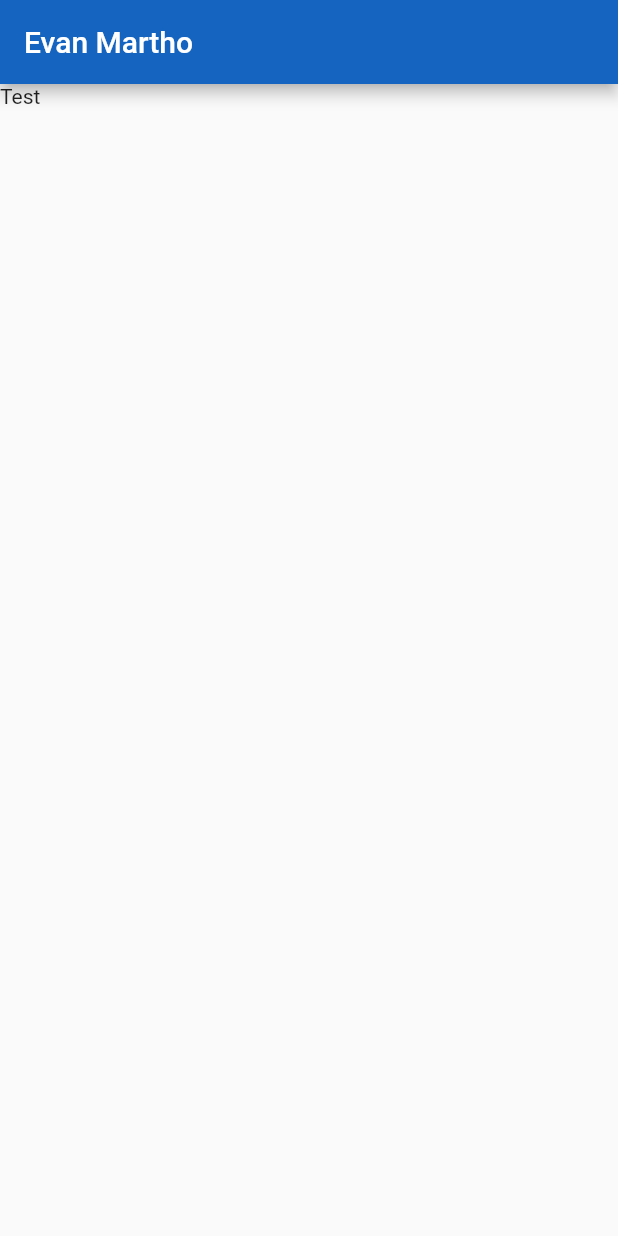
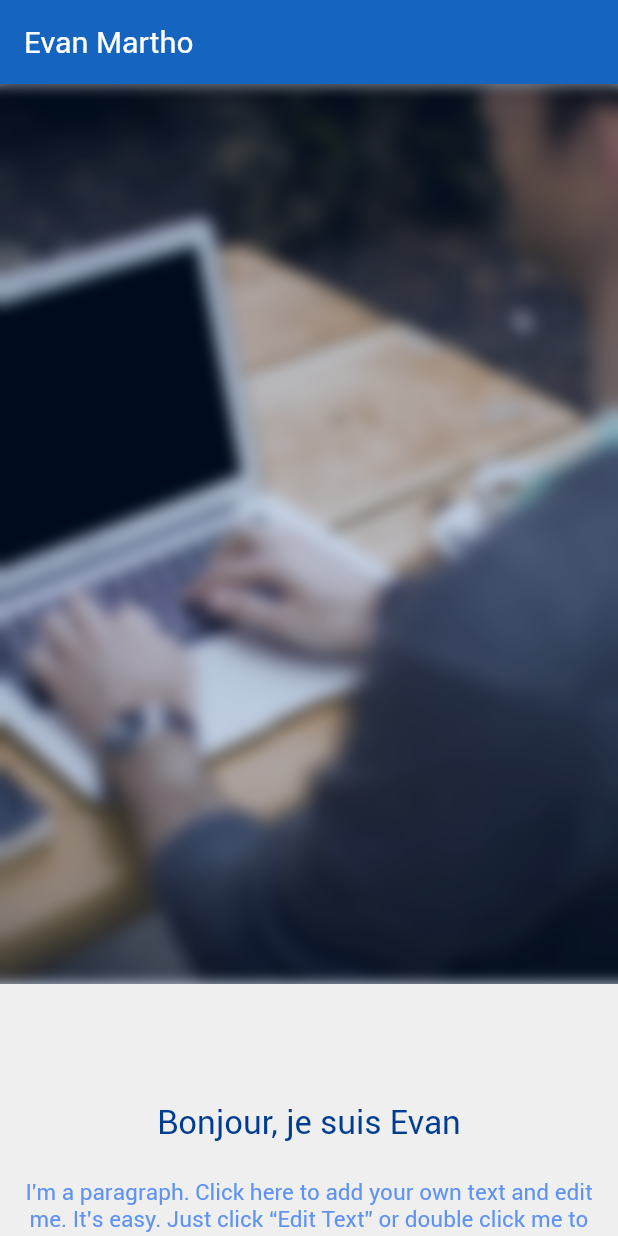
Before and after one commit to MayuriXx/CV_Website_V1, a Flutter app: the screen it shows after launch, on a phone screen of 412 x 824 dp. Run offline on Flutter 3.47's test engine with Material 2 defaults, Android fonts, the phone set to English and light mode, and no system bars.

Commit message:
feat : add container with picture and presentation

```diff
--- a/lib/theme/theme.dart
+++ b/lib/theme/theme.dart
@@ -1,15 +1,14 @@
 import 'package:flutter/material.dart';
 
+class CVColors {
+  static Color bluePrimaryColor = Color(0xFF1565c0);
+  static Color bluePrimaryColorLight = Color(0xFF5e92f3);
+  static Color bluePrimaryColorDark = Color(0xFF003c8f);
 
-const bluePrimaryColor = const Color(0xFF1565c0);
-const bluePrimaryColorLight = const Color(0xFF5e92f3);
-const bluePrimaryColorDark = const Color(0xFF003c8f);
+  static Color greySecondaryColor = Color(0xFFbdbdbd);
+  static Color greySecondaryColorLight = Color(0xFFefefef);
+  static Color greySecondaryColorDark = Color(0xFF8d8d8d);
 
-const greySecondaryColor = const Color(0xFFbdbdbd);
-const greySecondaryColorLight = const Color(0xFFefefef);
-const greySecondaryColorDark = const Color(0xFF8d8d8d);
-
-class CVColors {
   static final ThemeData defaultTheme = _buildTheme();
 
   static ThemeData _buildTheme() {
@@ -18,12 +17,10 @@ class CVColors {
     return base.copyWith(
       accentColor: greySecondaryColor,
       accentColorBrightness: Brightness.dark,
-
       primaryColor: bluePrimaryColor,
       primaryColorDark: bluePrimaryColorDark,
       primaryColorLight: bluePrimaryColorLight,
       primaryColorBrightness: Brightness.dark,
-
       buttonTheme: base.buttonTheme.copyWith(
         buttonColor: greySecondaryColor,
         textTheme: ButtonTextTheme.primary,
--- a/lib/view/homeview/home_view.dart
+++ b/lib/view/homeview/home_view.dart
@@ -1,4 +1,7 @@
+import 'dart:ui';
+
 import 'package:flutter/material.dart';
+import 'package:my_cv_flutter_web_app/theme/theme.dart';
 
 class HomeView extends StatefulWidget {
   @override
@@ -8,6 +11,64 @@ class HomeView extends StatefulWidget {
 class _HomeView extends State<HomeView> {
   @override
   Widget build(BuildContext context) {
+    double withContent = MediaQuery.of(context).size.width;
+
+    final _workPictureContainerHomeView = Padding(
+      padding: EdgeInsets.only(),
+      child: Container(
+        height: 600,
+        width: withContent,
+//        color: CVColors.bluePrimaryColorDark,
+        decoration: BoxDecoration(
+          image: DecorationImage(
+              image: AssetImage('assets/pictures/background-1.png'),
+              fit: BoxFit.cover),
+        ),
+        child: BackdropFilter(
+          filter: ImageFilter.blur(sigmaX: 5.0, sigmaY: 5.0),
+          child: Container(
+            color: CVColors.bluePrimaryColorDark.withOpacity(0.2),
+          ),
+        ),
+      ),
+    );
+
+    final _titlePresentationContainerHomeView = Padding(
+      padding: EdgeInsets.only(bottom: 12.0),
+      child: Text(
+        "Bonjour, je suis Evan",
+        style: TextStyle(fontSize: 22, color: CVColors.bluePrimaryColorDark, fontFamily: "Roboto"),
+      ),
+    );
+
+    final _bodyPresentationContainerHomeView = Padding(
+      padding: EdgeInsets.only(top: 12.0),
+      child: Container(
+        width: 400,
+        child: Text(
+          "I'm a paragraph. Click here to add your own text and edit me. It’s easy. Just click “Edit Text” or double click me to add your own content and make changes to the font. I’m a great place for you to tell a story and let your users know a little more about you.",
+          style: TextStyle(fontSize: 15, color: CVColors.bluePrimaryColorLight, fontFamily: "Roboto"),
+          textAlign: TextAlign.center,
+        ),
+      ),
+    );
+
+    final _presentationContainerHomeView = Padding(
+      padding: EdgeInsets.only(),
+      child: Container(
+        color: CVColors.greySecondaryColorLight,
+        height: 300,
+        width: withContent,
+        child: Column(
+          mainAxisAlignment: MainAxisAlignment.center,
+          children: [
+            _titlePresentationContainerHomeView,
+            _bodyPresentationContainerHomeView
+          ],
+        ),
+      ),
+    );
+
     return Scaffold(
       appBar: AppBar(
         title: Text(
@@ -15,7 +76,12 @@ class _HomeView extends State<HomeView> {
         ),
       ),
       body: SingleChildScrollView(
-        child: Text("Test"),
+        child: Column(
+          children: [
+            _workPictureContainerHomeView,
+            _presentationContainerHomeView,
+          ],
+        ),
       ),
     );
   }
```
Also changed, not shown: pubspec.yaml (+8 -29 lines), assets/fonts/Roboto-Bold.ttf (added), assets/fonts/Roboto-Regular.ttf (added), assets/fonts/Roboto-Thin.ttf (added), assets/pictures/background-1.png (added).
